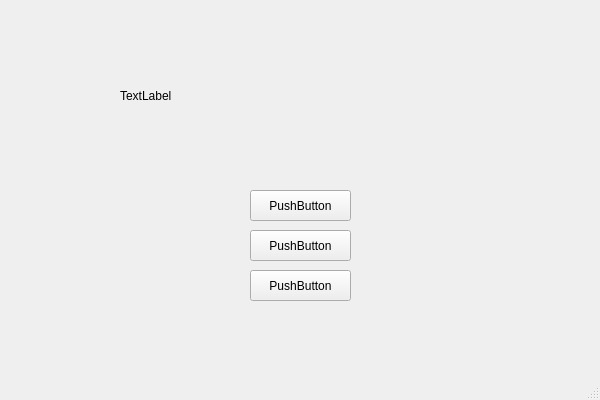
This is mainwindow.ui in OskarBelza/SmoczaBrygada as Qt 5 draws it before an edit. The edited form follows.
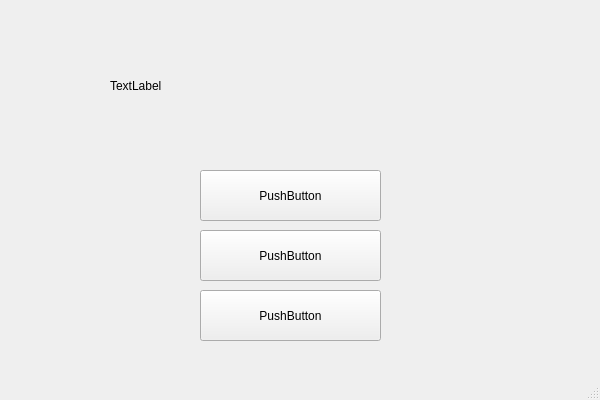
This is the edited form.

The edit to the form file:
```diff
--- a/mainwindow.ui
+++ b/mainwindow.ui
@@ -17,10 +17,10 @@
    <widget class="QPushButton" name="newGameButton">
     <property name="geometry">
      <rect>
-      <x>250</x>
-      <y>190</y>
-      <width>101</width>
-      <height>31</height>
+      <x>200</x>
+      <y>170</y>
+      <width>181</width>
+      <height>51</height>
      </rect>
     </property>
     <property name="text">
@@ -30,10 +30,10 @@
    <widget class="QPushButton" name="loadGameButton">
     <property name="geometry">
      <rect>
-      <x>250</x>
+      <x>200</x>
       <y>230</y>
-      <width>101</width>
-      <height>31</height>
+      <width>181</width>
+      <height>51</height>
      </rect>
     </property>
     <property name="text">
@@ -43,10 +43,10 @@
    <widget class="QPushButton" name="exitButton">
     <property name="geometry">
      <rect>
-      <x>250</x>
-      <y>270</y>
-      <width>101</width>
-      <height>31</height>
+      <x>200</x>
+      <y>290</y>
+      <width>181</width>
+      <height>51</height>
      </rect>
     </property>
     <property name="text">
@@ -56,8 +56,8 @@
    <widget class="QLabel" name="titleLabel">
     <property name="geometry">
      <rect>
-      <x>120</x>
-      <y>20</y>
+      <x>110</x>
+      <y>10</y>
       <width>371</width>
       <height>151</height>
      </rect>
```
